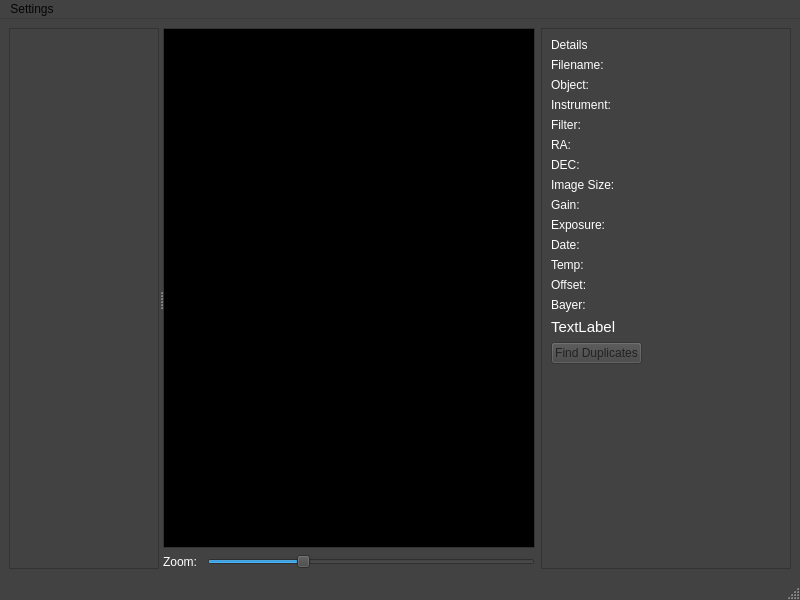
Above: src/mainwindow.ui from AstrocatApp/AstrocatApp before the change. Below: the same form after it.
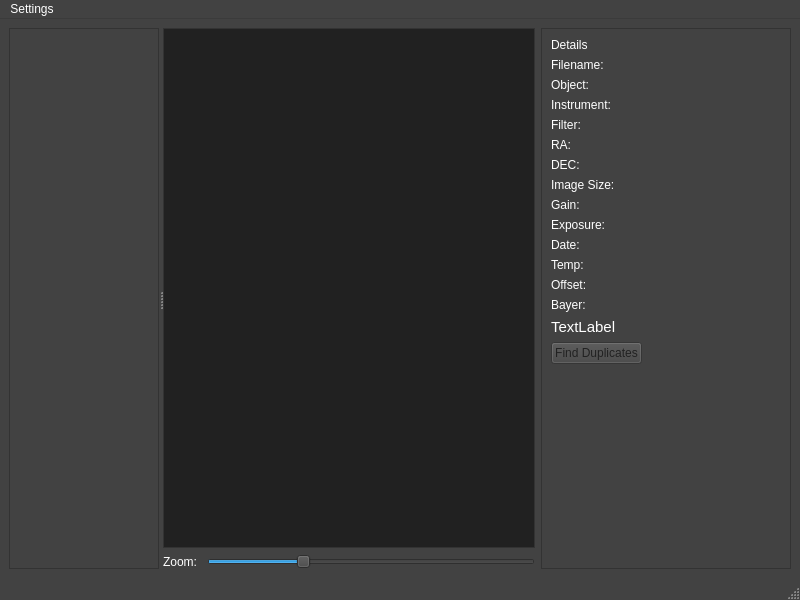
That is the form after the change.

Commit message: Tweaked list view background color

Diff of the .ui file:
```diff
--- a/src/mainwindow.ui
+++ b/src/mainwindow.ui
@@ -88,18 +88,18 @@
      <colorrole role="ButtonText">
       <brush brushstyle="SolidPattern">
        <color alpha="255">
-        <red>5</red>
-        <green>5</green>
-        <blue>5</blue>
+        <red>255</red>
+        <green>255</green>
+        <blue>255</blue>
        </color>
       </brush>
      </colorrole>
      <colorrole role="Base">
       <brush brushstyle="SolidPattern">
        <color alpha="255">
-        <red>0</red>
-        <green>0</green>
-        <blue>0</blue>
+        <red>33</red>
+        <green>33</green>
+        <blue>33</blue>
        </color>
       </brush>
      </colorrole>
@@ -234,18 +234,18 @@
      <colorrole role="ButtonText">
       <brush brushstyle="SolidPattern">
        <color alpha="255">
-        <red>5</red>
-        <green>5</green>
-        <blue>5</blue>
+        <red>255</red>
+        <green>255</green>
+        <blue>255</blue>
        </color>
       </brush>
      </colorrole>
      <colorrole role="Base">
       <brush brushstyle="SolidPattern">
        <color alpha="255">
-        <red>0</red>
-        <green>0</green>
-        <blue>0</blue>
+        <red>33</red>
+        <green>33</green>
+        <blue>33</blue>
        </color>
       </brush>
      </colorrole>
```
The commit also changes 1 other file.
